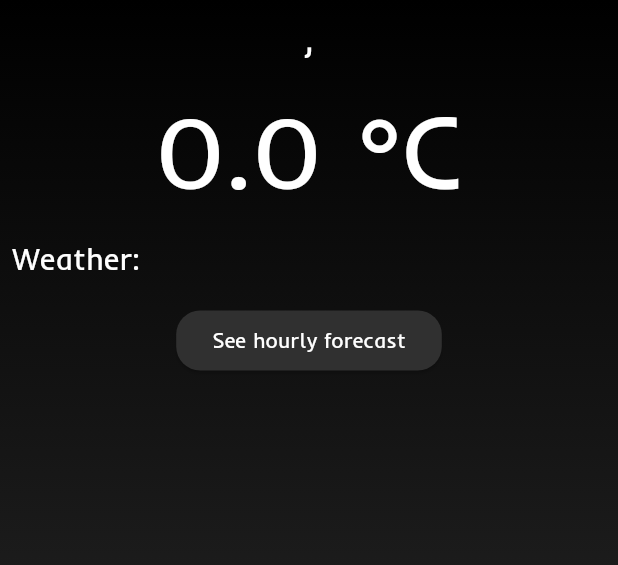
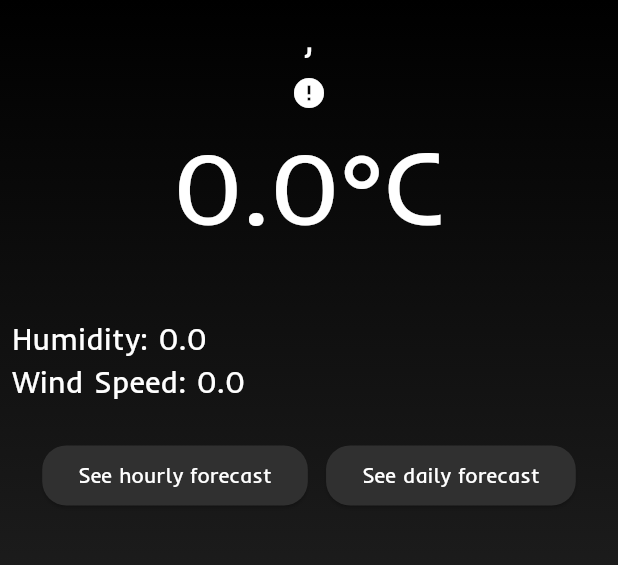
Before and after one commit to adilzhanY/clima_nova_app, a Flutter app: the WeatherScreen screen opened directly with empty values, on a phone screen of 412 x 824 dp, the part 84-649 px from its top. Run offline on Flutter 3.47's test engine with Material 3 defaults, Android fonts, the light colour scheme and no system bars; our stand-ins replace weather; network calls fail.

Commit message:
weatherInfoPage.dart modified: - 2 buttons - Icons(not done)

```diff
--- a/lib/searchLocationPage.dart
+++ b/lib/searchLocationPage.dart
@@ -45,6 +45,9 @@ class _HomeScreenState extends State<SearchScreen> {
             countryName: weather.country ?? 'Unknown',
             temperature: weather.temperature?.celsius ?? 0.0,
             description: weather.weatherDescription ?? 'No description',
+            windSpeed: weather.windSpeed ?? 0.0,
+            humidity: weather.humidity ?? 0.0,
+            iconCode: weather.weatherIcon ?? 'unknown',
           ),
         ),
       );
--- a/lib/weatherInfoPage.dart
+++ b/lib/weatherInfoPage.dart
@@ -7,13 +7,40 @@ class WeatherScreen extends StatelessWidget {
   final String countryName;
   final double temperature;
   final String description;
+  final double windSpeed;
+  final double humidity;
+  final String iconCode;
 
   WeatherScreen({
     required this.cityName,
     required this.countryName,
     required this.temperature,
     required this.description,
+    required this.windSpeed,
+    required this.humidity,
+    required this.iconCode,
   });
+
+  // THIS FUNCTION IS NOT DONE !!
+  String _getWeatherImage(String iconCode) {
+    if (iconCode.endsWith('d')) {
+      // Daytime icons
+      if(iconCode.contains('01d')){
+        return 'https://i.ibb.co/rb4rrJL/26.png';
+      } else if (iconCode.contains('02d')) {
+        return 'https://i.ibb.co/PZQXH8V/27.png';
+      } else if (iconCode.contains('10d') || iconCode.contains('09d') || iconCode.contains('11d')) {
+        return 'https://i.ibb.co/kBd2NTS/39.png';
+      } else if (iconCode.contains('03d') || iconCode.contains('02d') || iconCode.contains('04d')) {
+        return 'https://i.ibb.co/PZQXH8V/27.png';
+      }
+      return 'https://i.ibb.co/rb4rrJL/26.png';
+    } else if (iconCode.endsWith('n')) {
+      // Nighttime icon
+      return 'https://i.ibb.co/1nxNGHL/10.png';
+    }
+    return 'https://i.ibb.co/rb4rrJL/26.png'; // default
+  }
 
   @override
   Widget build(BuildContext context) {
@@ -64,8 +91,16 @@ class WeatherScreen extends StatelessWidget {
                 ),
                 SizedBox(height: 8.0),
                 Center(
-                  child: Text(
-                    '${temperature.toStringAsFixed(1)} °C',
+                child: Column(
+                children: [
+                  Image.network(
+                    _getWeatherImage(iconCode),
+                    errorBuilder: (context, error, stackTrace) {
+                    return Icon(Icons.error, color: Colors.white);
+                    },
+                  ),
+                  Text(
+                    '${temperature.toStringAsFixed(1)}°C',
                     style: TextStyle(
                       fontFamily: 'Inder-Regular',
                       fontSize: 70,
@@ -73,10 +108,28 @@ class WeatherScreen extends StatelessWidget {
                       color: Colors.white,
                     ),
                   ),
+                  ]
+                ),
                 ),
                 SizedBox(height: 8.0),
                 Text(
-                  'Weather: $description',
+                  description,
+                  style: TextStyle(
+                    fontFamily: 'Inder-Regular',
+                    fontSize: 20,
+                    color: Colors.white,
+                  ),
+                ),
+                Text(
+                  'Humidity: $humidity',
+                  style: TextStyle(
+                    fontFamily: 'Inder-Regular',
+                    fontSize: 20,
+                    color: Colors.white,
+                  ),
+                ),
+                Text(
+                  'Wind Speed: $windSpeed',
                   style: TextStyle(
                     fontFamily: 'Inder-Regular',
                     fontSize: 20,
@@ -84,8 +137,14 @@ class WeatherScreen extends StatelessWidget {
                   ),
                 ),
                 SizedBox(height: 16.0),
-                Center(
-                  child: ElevatedButton(
+                Align(
+                  alignment: Alignment.bottomLeft,
+                  child: Padding(
+                    padding: const EdgeInsets.all(8.0),
+                    child: Row(
+                      mainAxisAlignment: MainAxisAlignment.spaceEvenly,
+                      children: [
+                        ElevatedButton(
                           onPressed: () {
                             Navigator.push(
                               context,
@@ -106,6 +165,31 @@ class WeatherScreen extends StatelessWidget {
                             ),
                           ),
                         ),
+                        ElevatedButton(
+                          onPressed: () {
+                            Navigator.push(
+                              context,
+                              MaterialPageRoute(builder: (context) => hourlyForecastPage()),
+                            );
+                          },
+                          style: ElevatedButton.styleFrom(
+                            backgroundColor: Color(0xFF303030), // Background color
+                            shape: RoundedRectangleBorder(
+                              borderRadius: BorderRadius.circular(16),
+                            ),
+                          ),
+                          child: Text(
+                            'See daily forecast',
+                            style: TextStyle(
+                              fontFamily: 'Inder-Regular',
+                              color: Colors.white,
+                            ),
+                          ),
+                        ),
+                      ],
+                    ),
+
+                  )
                 ),
               ],
             ),
```
Lines whose indentation alone changed are shown as unchanged.
